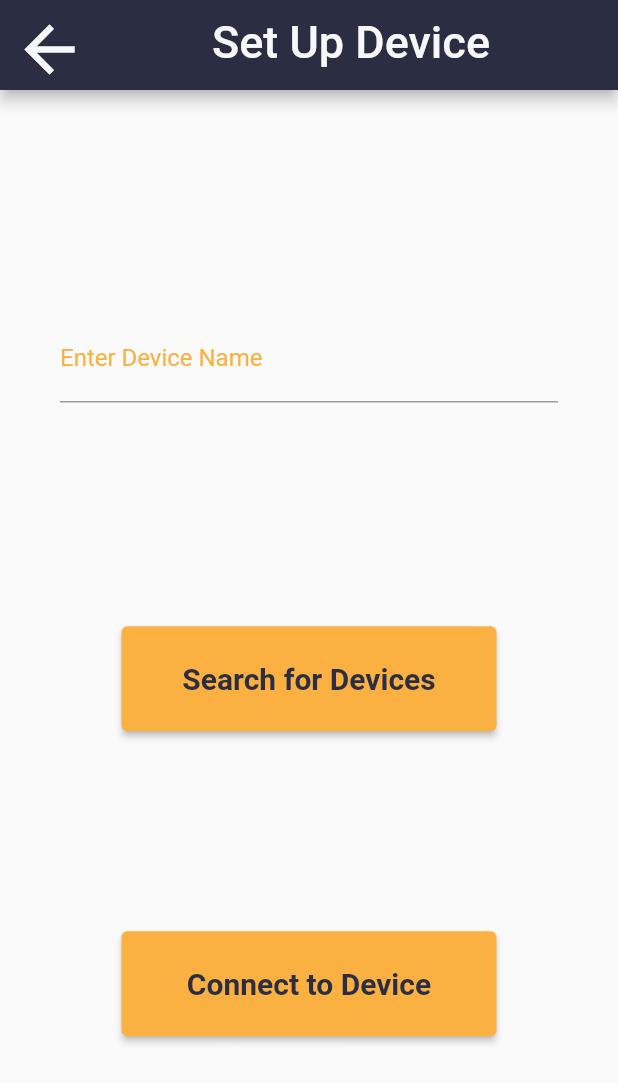
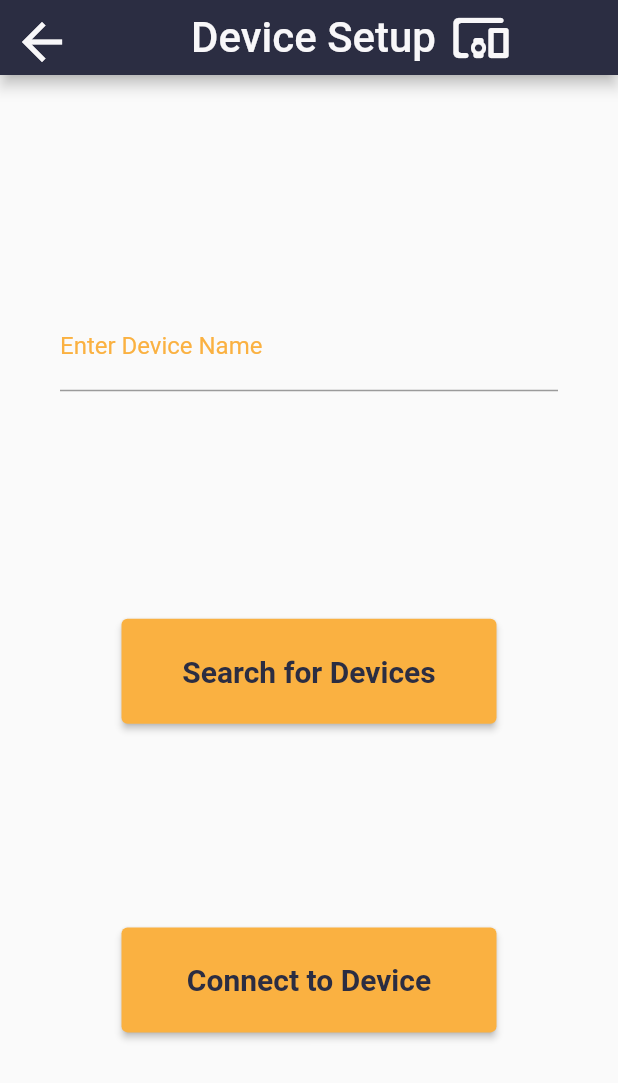
Before and after one commit to rhit-koenignm/KeepClose, a Flutter app: the screen it shows after launch, after a tap on "Set Up Device", on a phone screen of 412 x 824 dp. Shown: the top 1083 px of the screen. Run offline on Flutter 3.47's test engine with Material 2 defaults, Android fonts, the phone set to English and light mode, and no system bars.

Commit message:
Stylized app bar a bit more

```diff
--- a/keep_close/lib/components/kc_appbar.dart
+++ b/keep_close/lib/components/kc_appbar.dart
@@ -1,4 +1,5 @@
 import 'package:flutter/material.dart';
+import 'package:keep_close/components/keep_close_color_theme.dart';
 
 class KCAppBar extends StatelessWidget with PreferredSizeWidget {
   @override
@@ -7,10 +8,12 @@ class KCAppBar extends StatelessWidget with PreferredSizeWidget {
   final Color backgroundColor;
   final Color accentColor;
   final double fontSize;
+  final bool hasIcon;
+  final IconData? iconData;
 
   KCAppBar(
-      {Key? key, required this.title, required this.backgroundColor, required this.accentColor, required this.fontSize})
-      : preferredSize = Size.fromHeight(60.0),
+      {Key? key, required this.title, required this.backgroundColor, required this.accentColor, required this.fontSize, required this.hasIcon, this.iconData})
+      : preferredSize = Size.fromHeight(50.0),
         super(key: key);
 
   @override
@@ -19,7 +22,24 @@ class KCAppBar extends StatelessWidget with PreferredSizeWidget {
       title: Flex(
         mainAxisAlignment: MainAxisAlignment.center,
         direction: Axis.horizontal,
-        children: [
+        children: hasIcon ?
+            <Widget>[
+              Text(
+                title,
+                style: TextStyle(
+                    color: accentColor,
+                    fontSize: fontSize
+                ),
+              ),
+              const SizedBox(
+                width: 10,
+              ),
+              Icon(
+                iconData,
+                color: KCColorTheme.getLightColor(),
+              ),
+            ]
+        : <Widget>[
           Text(
             title,
             style: TextStyle(
@@ -37,7 +57,7 @@ class KCAppBar extends StatelessWidget with PreferredSizeWidget {
       backgroundColor: backgroundColor,
       iconTheme: IconThemeData(
           color: accentColor,
-          size: 50
+          size: 40
       ),
     );
   }
--- a/keep_close/lib/pages/keep_close_front_page.dart
+++ b/keep_close/lib/pages/keep_close_front_page.dart
@@ -29,10 +29,11 @@ class _KeepCloseFrontPageState extends State<KeepCloseFrontPage> {
     return Scaffold(
       // For our appbar, I've utilized my custom component KCAppBar
       appBar: KCAppBar(
-          title: widget.title,
-          backgroundColor: KCColorTheme.getDarkColor(),
-          accentColor: KCColorTheme.getLightColor(),
-          fontSize: 30
+        title: widget.title,
+        backgroundColor: KCColorTheme.getDarkColor(),
+        accentColor: KCColorTheme.getLightColor(),
+        fontSize: 25,
+        hasIcon: false,
       ),
       body: Center(
         // Center is a layout widget. It takes a single child and positions it
@@ -57,7 +58,6 @@ class _KeepCloseFrontPageState extends State<KeepCloseFrontPage> {
             KCElevatedButton(
                 buttonTitle: "Set Up Device",
                 onPress: () async {
-                  print("Pressed Setup device button");
                   await Navigator.push(context,
                     MaterialPageRoute(builder: (BuildContext context) {
                       return KeepCloseSetupPage();
@@ -70,7 +70,6 @@ class _KeepCloseFrontPageState extends State<KeepCloseFrontPage> {
             KCElevatedButton(
                 buttonTitle: "Notification Settings",
                 onPress: () async {
-                  print("Pressed Notification Settings button");
                   await Navigator.push(context,
                       MaterialPageRoute(builder: (BuildContext context) {
                         return KeepCloseNotificationsSettingsPage();
--- a/keep_close/lib/pages/keep_close_notifications_settings_page.dart
+++ b/keep_close/lib/pages/keep_close_notifications_settings_page.dart
@@ -21,10 +21,12 @@ class _KeepCloseNotificationsSettingsPageState extends State<KeepCloseNotificati
     return Scaffold(
       // For our appbar, I've utilized my custom component KCAppBar
       appBar: KCAppBar(
-          title: "Notification Settings",
+          title: "Settings",
           backgroundColor: KCColorTheme.getDarkColor(),
           accentColor: KCColorTheme.getLightColor(),
-          fontSize: 30
+          fontSize: 30,
+        hasIcon: true,
+        iconData: Icons.circle_notifications_outlined,
       ),
       body: Column(
         mainAxisAlignment: MainAxisAlignment.spaceEvenly,
--- a/keep_close/lib/pages/keep_close_setup_page.dart
+++ b/keep_close/lib/pages/keep_close_setup_page.dart
@@ -28,10 +28,12 @@ class _KeepCloseSetupPageState extends State<KeepCloseSetupPage> {
     return Scaffold(
       // For our appbar, I've utilized my custom component KCAppBar
       appBar: KCAppBar(
-          title: "Set Up Device",
-          backgroundColor: KCColorTheme.getDarkColor(),
-          accentColor: KCColorTheme.getLightColor(),
-          fontSize: 30
+        title: "Device Setup",
+        backgroundColor: KCColorTheme.getDarkColor(),
+        accentColor: KCColorTheme.getLightColor(),
+        fontSize: 28,
+        hasIcon: true,
+        iconData: Icons.devices_other_rounded,
       ),
       body: Column(
         mainAxisAlignment: MainAxisAlignment.spaceEvenly,
```
